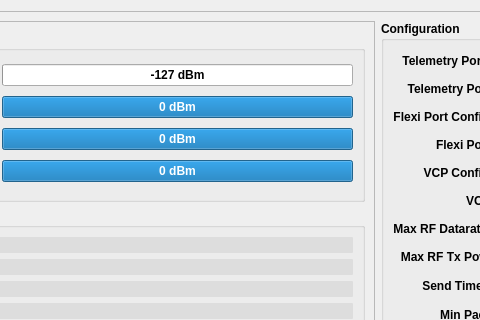
Above: ground/openpilotgcs/src/plugins/config/pipxtreme.ui from openpilot/OpenPilot before the change; both pictures show x 192 to 672 and y 0 to 320 of the 840 by 834 pixel window. Below: the same form after it.
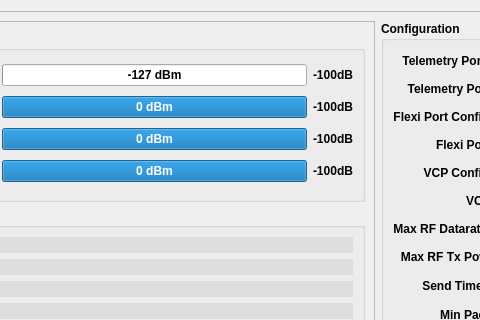
That is the form after the change.

Commit message: Added digital RSSI output to GUI.

The edit to the form file:
```diff
--- a/ground/openpilotgcs/src/plugins/config/pipxtreme.ui
+++ b/ground/openpilotgcs/src/plugins/config/pipxtreme.ui
@@ -250,6 +250,34 @@
               </property>
              </widget>
             </item>
+            <item row="0" column="4">
+             <widget class="QLabel" name="PairSignalStrengthLabel1">
+              <property name="text">
+               <string>-100dB</string>
+              </property>
+             </widget>
+            </item>
+            <item row="1" column="4">
+             <widget class="QLabel" name="PairSignalStrengthLabel2">
+              <property name="text">
+               <string>-100dB</string>
+              </property>
+             </widget>
+            </item>
+            <item row="2" column="4">
+             <widget class="QLabel" name="PairSignalStrengthLabel3">
+              <property name="text">
+               <string>-100dB</string>
+              </property>
+             </widget>
+            </item>
+            <item row="3" column="4">
+             <widget class="QLabel" name="PairSignalStrengthLabel4">
+              <property name="text">
+               <string>-100dB</string>
+              </property>
+             </widget>
+            </item>
            </layout>
           </widget>
          </item>
```
Left out of the diff: 8 changed lines with no effect on the pictures. The commit also changes 1 other file.
